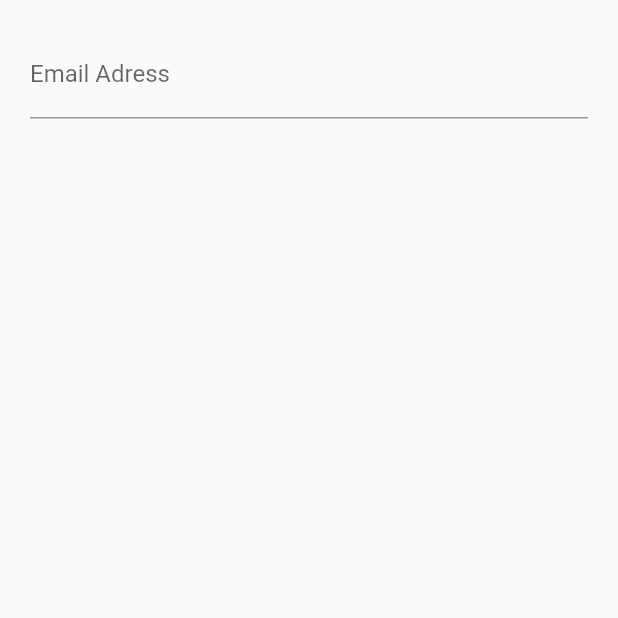
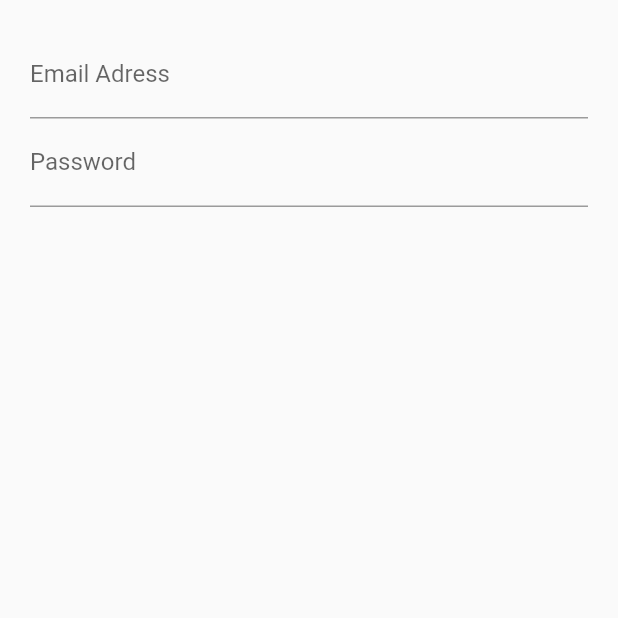
Before and after one commit to Dawlatzai/flutter-stateful-login, a Flutter app: the screen it shows after launch, on a phone screen of 412 x 824 dp, the top half of it. Run offline on Flutter 3.47's test engine with Material 2 defaults, Android fonts, the phone set to English and light mode, and no system bars.

Commit message:
Add password fields

```diff
--- a/lib/src/screens/login_screen.dart
+++ b/lib/src/screens/login_screen.dart
@@ -17,7 +17,7 @@ class LoginScreenState extends State<LoginScreen> {
         child: Column(
           children: <Widget>[
             _emailField(),
-            // _passwordField(),
+            _passwordField(),
             // _submitButton(),
           ],
         ),
@@ -37,6 +37,12 @@ class LoginScreenState extends State<LoginScreen> {
   }
 
   Widget _passwordField() {
+    return TextField(
+      decoration: InputDecoration(
+        labelText: 'Password',
+        hintText: 'Password',
+      ),
+    );
 
   }
 
```
